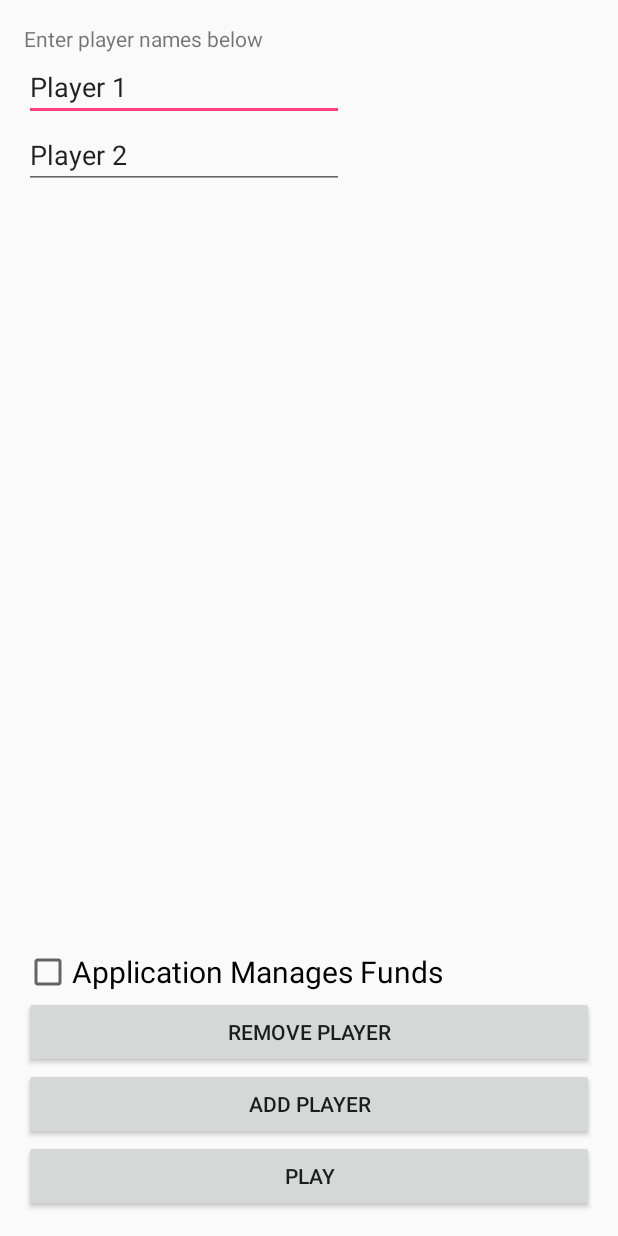
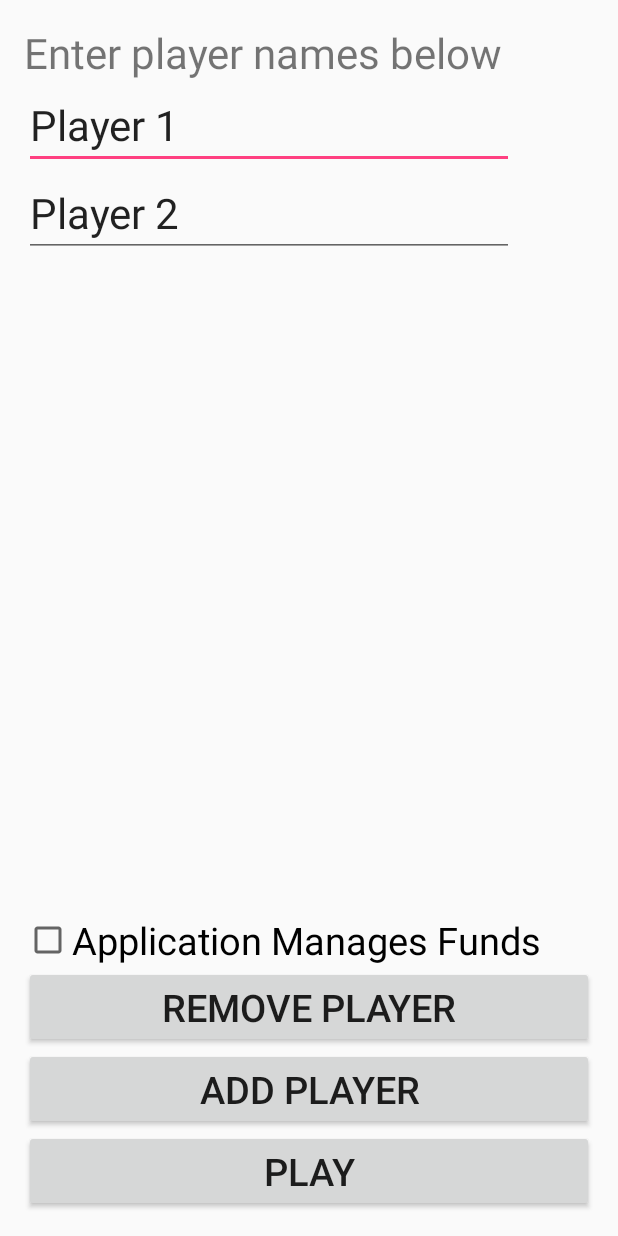
Before and after one commit to caseylouisee/Android_Arduino_Monopoly, an Android app: the screen it shows after launch (MainActivity), on a phone screen of 412 x 824 dp. Run offline under Robolectric (Android 15) with nearby library versions, the phone set to English and light mode, and no system bars.

Commit message:
Final code

```diff
--- a/app/src/main/res/layout/activity_main.xml
+++ b/app/src/main/res/layout/activity_main.xml
@@ -12,7 +12,8 @@
         android:id="@+id/textView"
         android:layout_alignParentTop="true"
         android:layout_alignParentLeft="true"
-        android:layout_alignParentStart="true" />
+        android:layout_alignParentStart="true"
+        android:textSize="28dp" />
 
     <Button
         android:layout_width="wrap_content"
@@ -23,7 +24,8 @@
         android:layout_alignParentLeft="true"
         android:layout_alignParentStart="true"
         android:layout_alignParentRight="true"
-        android:layout_alignParentEnd="true" />
+        android:layout_alignParentEnd="true"
+        android:textSize="25dp" />
 
     <EditText
         android:layout_width="wrap_content"
@@ -36,7 +38,8 @@
         android:layout_alignParentLeft="true"
         android:layout_alignParentStart="true"
         android:layout_alignRight="@+id/editText2"
-        android:layout_alignEnd="@+id/editText2" />
+        android:layout_alignEnd="@+id/editText2"
+        android:textSize="28dp" />
 
     <EditText
         android:layout_width="wrap_content"
@@ -47,7 +50,8 @@
         android:id="@+id/editText2"
         android:layout_below="@+id/editText"
         android:layout_alignParentLeft="true"
-        android:layout_alignParentStart="true" />
+        android:layout_alignParentStart="true"
+        android:textSize="28dp" />
 
     <EditText
         android:visibility="gone"
@@ -59,7 +63,8 @@
         android:id="@+id/editText3"
         android:layout_below="@+id/editText2"
         android:layout_alignParentLeft="true"
-        android:layout_alignParentStart="true" />
+        android:layout_alignParentStart="true"
+        android:textSize="28dp" />
 
     <EditText
         android:visibility="gone"
@@ -71,7 +76,8 @@
         android:id="@+id/editText4"
         android:layout_below="@+id/editText3"
         android:layout_alignParentLeft="true"
-        android:layout_alignParentStart="true" />
+        android:layout_alignParentStart="true"
+        android:textSize="28dp" />
 
     <Button
         android:layout_width="wrap_content"
@@ -83,7 +89,8 @@
         android:layout_alignParentStart="true"
         android:layout_alignRight="@+id/btnPlay"
         android:layout_alignEnd="@+id/btnPlay"
-        android:onClick="removePlayer"/>
+        android:onClick="removePlayer"
+        android:textSize="25dp" />
 
     <Button
         android:layout_width="wrap_content"
@@ -95,7 +102,8 @@
         android:layout_alignParentStart="true"
         android:layout_alignRight="@+id/btnPlay"
         android:layout_alignEnd="@+id/btnPlay"
-        android:onClick="addPlayer"/>
+        android:onClick="addPlayer"
+        android:textSize="25dp" />
 
     <CheckBox
         android:layout_width="wrap_content"
@@ -108,6 +116,6 @@
         android:layout_alignParentEnd="true"
         android:layout_alignParentLeft="true"
         android:layout_alignParentStart="true"
-        android:textSize="20dp" />
+        android:textSize="25dp" />
 
 </RelativeLayout>
```
Also changed, not shown: app/src/main/java/caseylouisee/arduinomonopoly/GamePlay.java (+34 -4 lines), app/src/main/java/caseylouisee/arduinomonopoly/MainActivity.java (+7 -4 lines), app/src/main/res/layout/activity_game_play.xml (+10 -5 lines), 1 other file.
